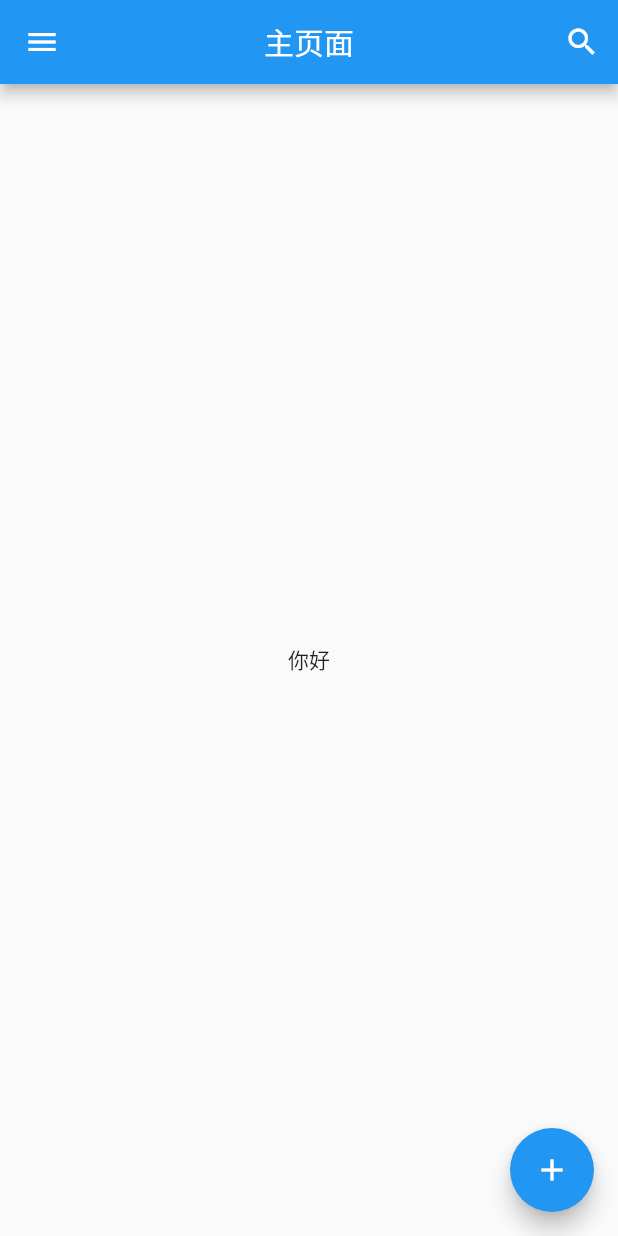
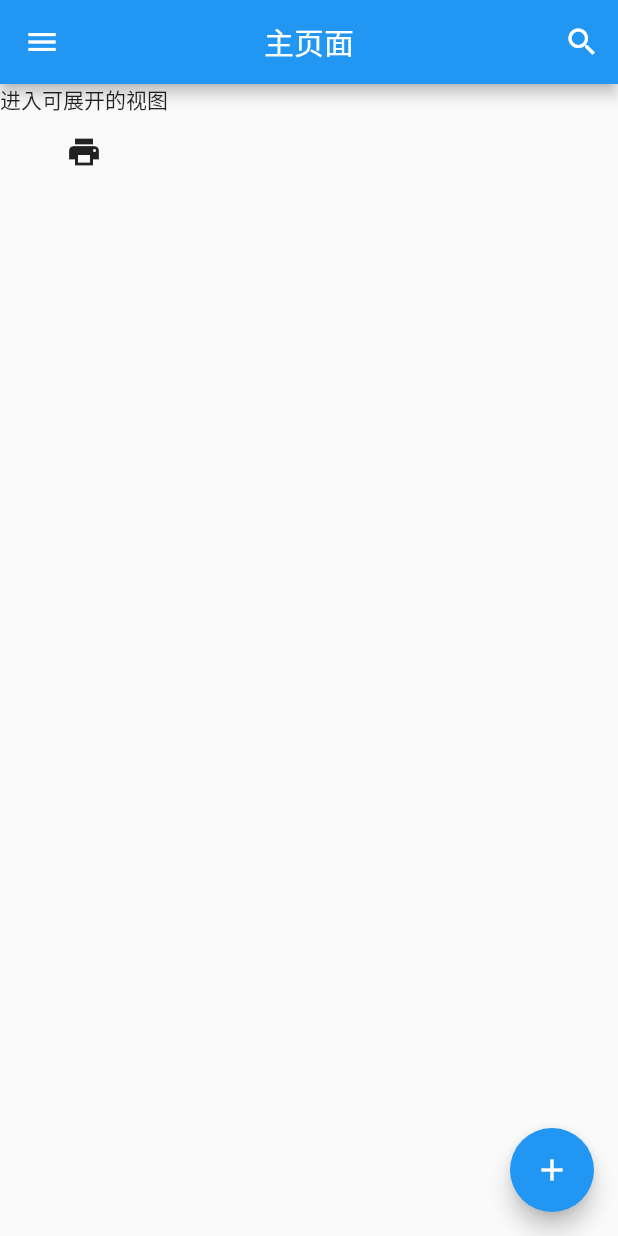
Before and after one commit to galagaygay/flutter_demo, a Flutter app: the screen it shows after launch, on a phone screen of 412 x 824 dp. Run offline on Flutter 3.47's test engine with Material 2 defaults, Android fonts, the phone set to English and light mode, and no system bars.

```diff
--- a/lib/app.dart
+++ b/lib/app.dart
@@ -42,14 +42,21 @@ class GalleryAppState extends State<GalleryApp> {
           //Expanded占满剩余空间的内容区域
           new Expanded(
             //创建了中心填充文本控件
-              child: new Center(
-                child: new GestureDetector(
-                  //设置点击监听器
-                  onTap: () {
-                    print("点击了文本控件");
-                  },
-                  child: new Text("你好"),
-                ),
+              child: new Column(
+                children: <Widget>[
+                  new Text("进入可展开的视图"),
+                  new IconButton(
+                      icon: new Icon(
+                        Icons.print,
+                      ),
+                      onPressed: () {
+                        print("点击跳转新的页面");
+
+                        //页面跳转
+                        Navigator.of(context).pushNamed('/shop_page');
+                      },
+                  ),
+                ],
               )
           ),
         ],
```
Also changed, not shown: lib/counter/CounterPage.dart (added, +17 -0 lines), lib/main.dart (+1 -13 lines), lib/shop/ShoppingListPage.dart (renamed from lib/shop/ShoppingListApp.dart).
